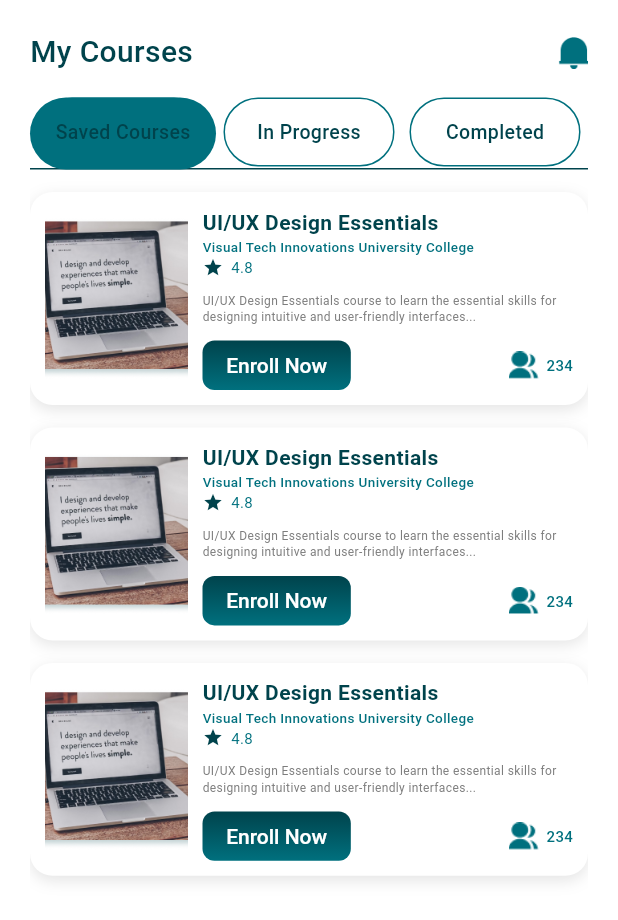
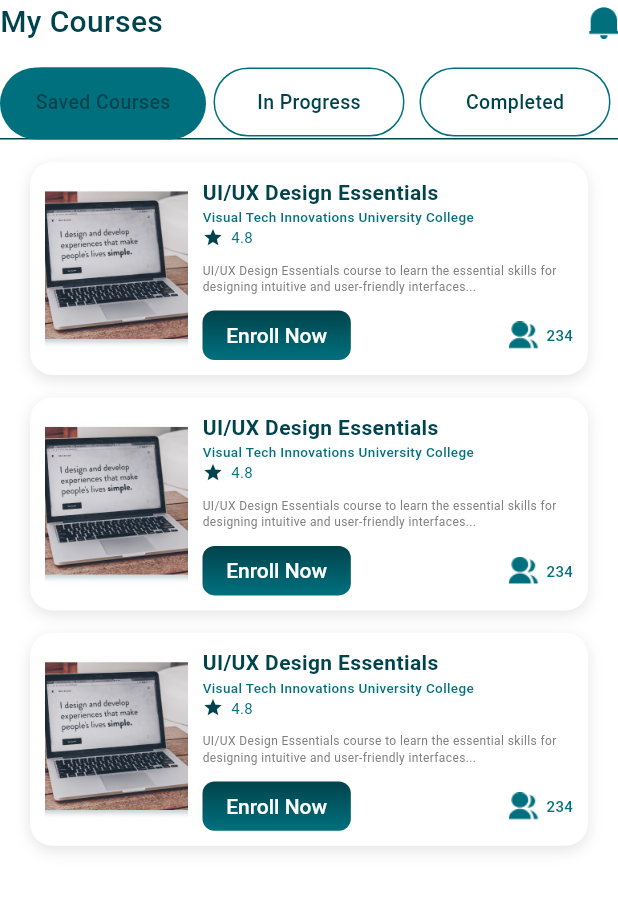
Before and after one commit to swagatapal/E_Learning, a Flutter app: the MyCourseTab screen opened directly, on a phone screen of 412 x 824 dp. Shown: the top 920 px of the screen. Run offline on Flutter 3.47's test engine with Material 3 defaults, Android fonts, the phone set to English and light mode, and no system bars; drawn by our look-alikes of flutter_bounce; our stand-ins replace persistent_bottom_nav_bar, smooth_page_indicator.

Commit message:
my course tab pages

```diff
--- a/lib/Screens/MyCourse/View/my_course_tab.dart
+++ b/lib/Screens/MyCourse/View/my_course_tab.dart
@@ -34,9 +34,7 @@ class _MyCourseTabState extends State<MyCourseTab>
       child: DefaultTabController(
         length: 3,
         child: Scaffold(
-          body: Padding(
-            padding: const EdgeInsets.all(20.0),
-            child: Column(
+          body: Column(
             children: [
               const MyCourseHeading(),
               const SizedBox(height: 15),
@@ -94,7 +92,6 @@ class _MyCourseTabState extends State<MyCourseTab>
           ),
         ),
       ),
-      ),
     );
   }
 }
--- a/lib/Screens/MyCourse/Widgets/completed_page.dart
+++ b/lib/Screens/MyCourse/Widgets/completed_page.dart
@@ -14,7 +14,7 @@ class _CompletedPageState extends State<CompletedPage> {
   @override
   Widget build(BuildContext context) {
     return Padding(
-      padding: const EdgeInsets.only(top: 15.0),
+      padding: const EdgeInsets.only(top: 15.0,left: 20, right: 20),
       child: Container(
         width: ScreenUtils().screenWidth(context)*0.8,
         decoration: BoxDecoration(
--- a/lib/Screens/MyCourse/Widgets/in_progress.dart
+++ b/lib/Screens/MyCourse/Widgets/in_progress.dart
@@ -15,7 +15,7 @@ class _InProgressState extends State<InProgress> {
   @override
   Widget build(BuildContext context) {
     return Padding(
-      padding: const EdgeInsets.only(top: 15.0),
+      padding: const EdgeInsets.only(top: 15.0, left: 20, right: 20),
       child: Container(
         width: ScreenUtils().screenWidth(context)*0.8,
         decoration: BoxDecoration(
--- a/lib/Screens/MyCourse/Widgets/saved_course.dart
+++ b/lib/Screens/MyCourse/Widgets/saved_course.dart
@@ -14,7 +14,7 @@ class _SavedCourseState extends State<SavedCourse> {
   @override
   Widget build(BuildContext context) {
     return Padding(
-      padding: const EdgeInsets.only(top: 15.0),
+      padding: const EdgeInsets.only(top: 15.0,left: 20, right: 20),
       child: Container(
         width: ScreenUtils().screenWidth(context)*0.8,
         decoration: BoxDecoration(
```
Lines whose indentation alone changed are shown as unchanged.
